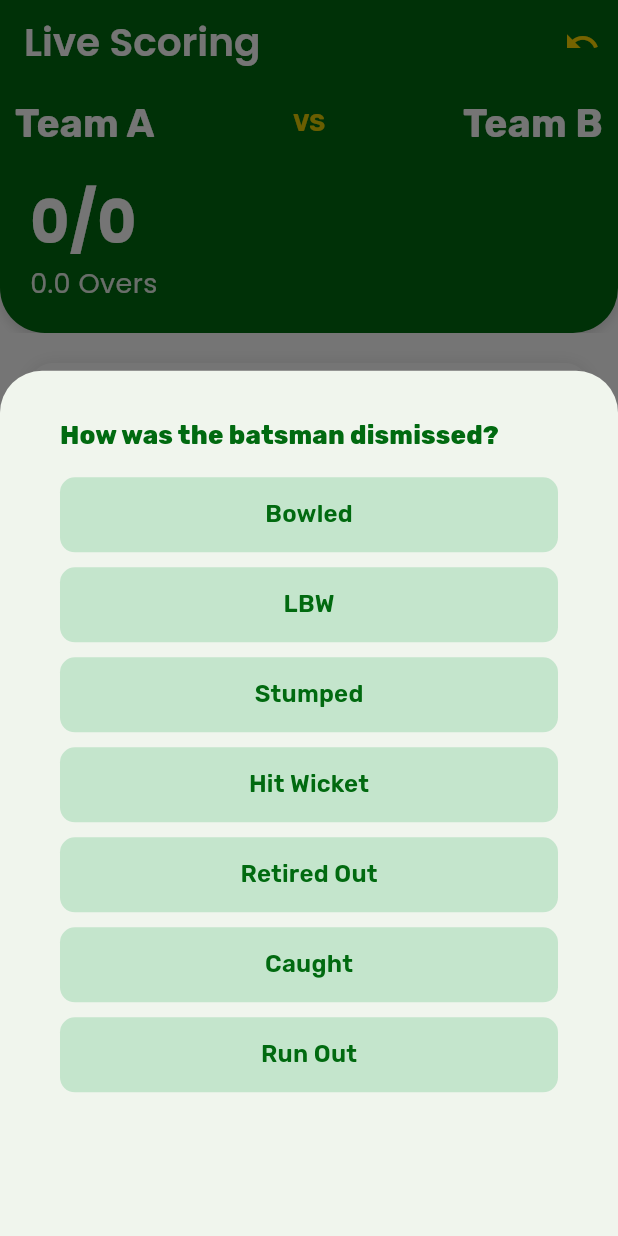
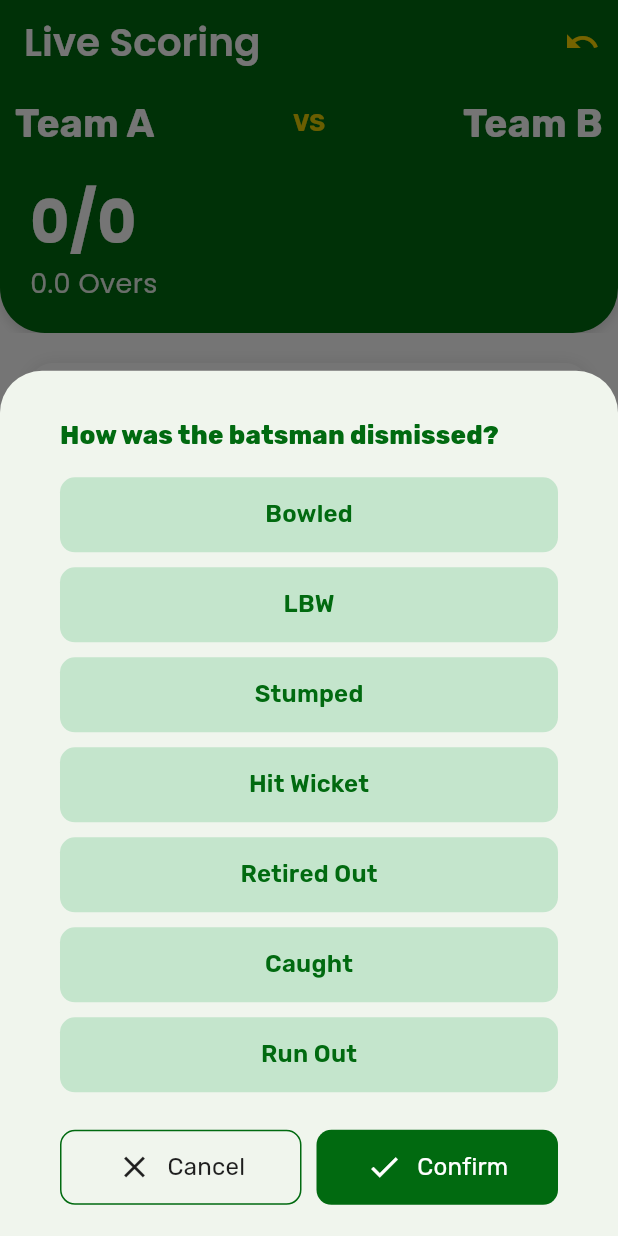
Before and after one commit to shaikhikram04/Tracket, a Flutter app: the screen it shows after launch, after a tap on "WICKET", on a phone screen of 412 x 824 dp. Run offline on Flutter 3.47's test engine with Material 3 defaults, Android fonts, the light colour scheme and no system bars; our stand-ins replace animate_do, cached_network_image, cloud_firestore, confetti, device_preview, firebase_auth and 6 more; accounts and stored records are empty; generated files the repository leaves out were written again.

Commit message:
created outReason bottom sheet

```diff
--- a/lib/matches/screens/operator_side_scoring_screen/scoring_controls.dart
+++ b/lib/matches/screens/operator_side_scoring_screen/scoring_controls.dart
@@ -248,6 +248,7 @@ class ScoringControls extends ConsumerWidget {
                       context: context,
                       useSafeArea: true,
                       scrollControlDisabledMaxHeightRatio: 0.7,
+
                       builder: (context) => WicketReason(),
                     );
                   },
--- a/lib/matches/screens/operator_side_scoring_screen/wicket_reason.dart
+++ b/lib/matches/screens/operator_side_scoring_screen/wicket_reason.dart
@@ -1,5 +1,6 @@
 import 'package:flutter/material.dart';
 import 'package:tracket/matches/models/batting_score.dart';
+import 'package:tracket/teams/widgets/capacity_selector.dart';
 import 'package:tracket/utils/colors.dart';
 import 'package:tracket/utils/utility_classes/my_text_style.dart';
 
@@ -26,7 +27,8 @@ class _WicketReasonState extends State<WicketReason> {
 
   @override
   Widget build(BuildContext context) {
-    return Padding(
+    return SingleChildScrollView(
+      child: Padding(
         padding: EdgeInsets.symmetric(horizontal: 40, vertical: 30),
         child: Column(
           crossAxisAlignment: CrossAxisAlignment.start,
@@ -39,10 +41,11 @@ class _WicketReasonState extends State<WicketReason> {
                   ),
             ),
             SizedBox(height: 10),
-          Expanded(
-            child: ListView.builder(
-              itemCount: ReasonOfOut.values.length,
-              itemBuilder: (context, index) => InkWell(
+            Column(
+              children: [
+                ...List.generate(
+                  ReasonOfOut.values.length,
+                  (index) => InkWell(
                     onTap: () => _onReasonSelected(index),
                     child: Container(
                       height: 50,
@@ -68,21 +71,128 @@ class _WicketReasonState extends State<WicketReason> {
                     ),
                   ),
                 ),
+              ],
             ),
-          if (_reasonOfOut == ReasonOfOut.runOut)
+            if (_reasonOfOut == ReasonOfOut.runOut) ...[
+              SizedBox(height: 10),
+              CapacitySelector(
+                capacity: _runsCompleted,
+                onIncrement: () {
+                  if (_runsCompleted < 3) {
+                    setState(() {
+                      _runsCompleted++;
+                    });
+                  }
+                },
+                onDecrement: () {
+                  if (_runsCompleted > 0) {
+                    setState(() {
+                      _runsCompleted--;
+                    });
+                  }
+                },
+                label: 'Runs completed',
+                labelColor: darkGreenColor,
+              ),
+              SizedBox(height: 10),
+              Padding(
+                padding: const EdgeInsets.only(left: 4),
+                child: Text(
+                  'Run out by: ',
+                  style: MyTextStyle(context).bodyLarge.copyWith(
+                        fontWeight: FontWeight.w600,
+                        color: darkGreenColor,
+                      ),
+                ),
+              ),
+              SizedBox(height: 2),
+              TextField(
+                decoration: InputDecoration(
+                  hintText: "Enter fielder's name",
+                  prefixIcon: Icon(Icons.person_outline),
+                  border: OutlineInputBorder(
+                    borderRadius: BorderRadius.circular(10),
+                  ),
+                ),
+              )
+            ],
+            if (_reasonOfOut == ReasonOfOut.caught) ...[
+              SizedBox(height: 10),
+              Text(
+                'Caught by: ',
+                style: MyTextStyle(context).bodyLarge.copyWith(
+                      fontWeight: FontWeight.w600,
+                      color: darkGreenColor,
+                    ),
+              ),
+              SizedBox(height: 2),
+              TextField(
+                decoration: InputDecoration(
+                  hintText: "Enter fielder's name",
+                  prefixIcon: Icon(Icons.person_outline),
+                  border: OutlineInputBorder(
+                    borderRadius: BorderRadius.circular(10),
+                  ),
+                ),
+              )
+            ],
+            SizedBox(height: 20),
             Row(
               children: [
+                Expanded(
+                  child: Container(
+                    height: 50,
+                    decoration: BoxDecoration(
+                      borderRadius: BorderRadius.circular(10),
+                      border: Border.all(color: darkGreenColor),
+                    ),
+                    child: Center(
+                      child: Row(
+                        mainAxisAlignment: MainAxisAlignment.center,
+                        children: [
+                          Icon(Icons.clear, color: blackColor),
+                          SizedBox(width: 10),
                           Text(
-                  'Runs completed:  ',
+                            'Cancel',
                             style: MyTextStyle(context).bodyLarge.copyWith(
+                                  color: blackColor,
+                                ),
+                          ),
+                        ],
+                      ),
+                    ),
+                  ),
+                ),
+                SizedBox(width: 10),
+                Expanded(
+                  child: Container(
+                    height: 50,
+                    decoration: BoxDecoration(
                       color: darkGreenColor,
-                        fontWeight: FontWeight.w600,
+                      borderRadius: BorderRadius.circular(10),
+                    ),
+                    child: Center(
+                      child: Row(
+                        mainAxisAlignment: MainAxisAlignment.center,
+                        children: [
+                          Icon(Icons.check, color: whiteColor),
+                          SizedBox(width: 10),
+                          Text(
+                            'Confirm',
+                            style: MyTextStyle(context).bodyLarge.copyWith(
+                                  color: whiteColor,
+                                ),
+                          ),
+                        ],
+                      ),
+                    ),
                   ),
                 ),
               ],
             )
           ],
         ),
+      ),
     );
   }
 }
--- a/lib/teams/screens/team_edit_screen.dart
+++ b/lib/teams/screens/team_edit_screen.dart
@@ -259,7 +259,7 @@ class _TeamEditScreenState extends ConsumerState<TeamEditScreen> {
                           ),
                           //! Team Player Capacity
                           CapacitySelector(
-                              maxPlayersCapacity: _maxPlayersCapacity,
+                              capacity: _maxPlayersCapacity,
                               onIncrement: () {
                                 if (_maxPlayersCapacity < 30) {
                                   setState(
--- a/lib/teams/widgets/capacity_selector.dart
+++ b/lib/teams/widgets/capacity_selector.dart
@@ -5,16 +5,18 @@ import 'package:tracket/utils/utility_classes/my_text_style.dart';
 class CapacitySelector extends StatelessWidget {
   const CapacitySelector({
     super.key,
-    required this.maxPlayersCapacity,
+    required this.capacity,
     required this.onIncrement,
     required this.onDecrement,
     required this.label,
+    this.labelColor,
   });
 
-  final int maxPlayersCapacity;
+  final int capacity;
   final void Function() onIncrement;
   final void Function() onDecrement;
   final String label;
+  final Color? labelColor;
 
   @override
   Widget build(BuildContext context) {
@@ -23,19 +25,26 @@ class CapacitySelector extends StatelessWidget {
         const SizedBox(width: 5),
         Text(
           '$label:',
-          style: MyTextStyle(context).bodyLarge,
+          style: MyTextStyle(context).bodyLarge.copyWith(
+                fontWeight: FontWeight.w600,
+                color: labelColor,
+              ),
         ),
-        const Spacer(),
+        SizedBox(width: 20),
         IconButton(
           onPressed: onDecrement,
           icon: const Icon(Icons.remove_circle),
           iconSize: 30,
           color: darkGreenColor,
         ),
+        SizedBox(width: 10),
         Text(
-          '$maxPlayersCapacity',
-          style: MyTextStyle(context).bodyLarge,
+          '$capacity',
+          style: MyTextStyle(context).bodyLarge.copyWith(
+                fontWeight: FontWeight.w600,
+              ),
         ),
+        SizedBox(width: 10),
         IconButton(
           onPressed: onIncrement,
           icon: const Icon(Icons.add_circle),
```
Lines whose indentation alone changed are shown as unchanged.
